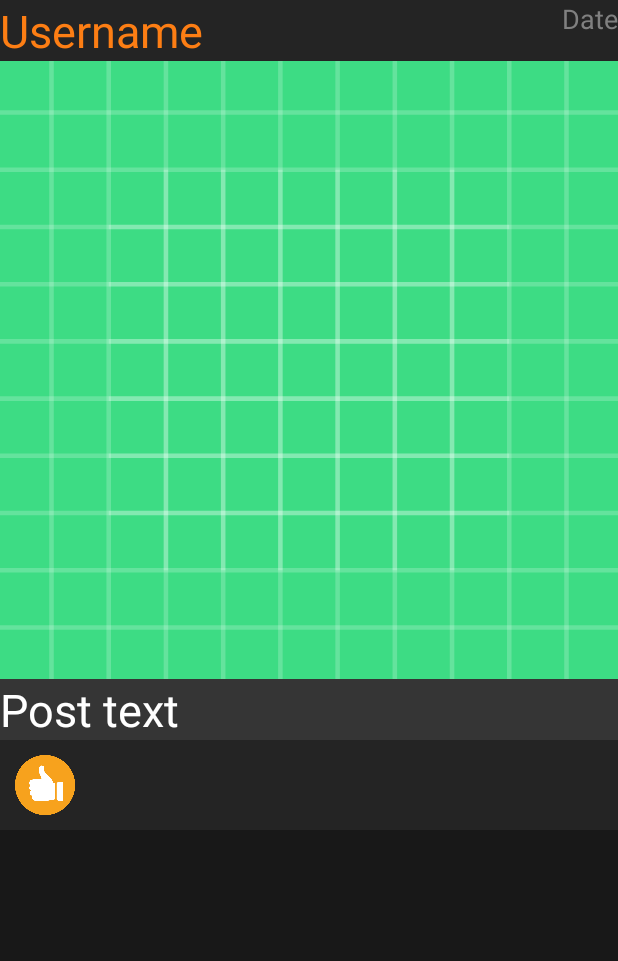
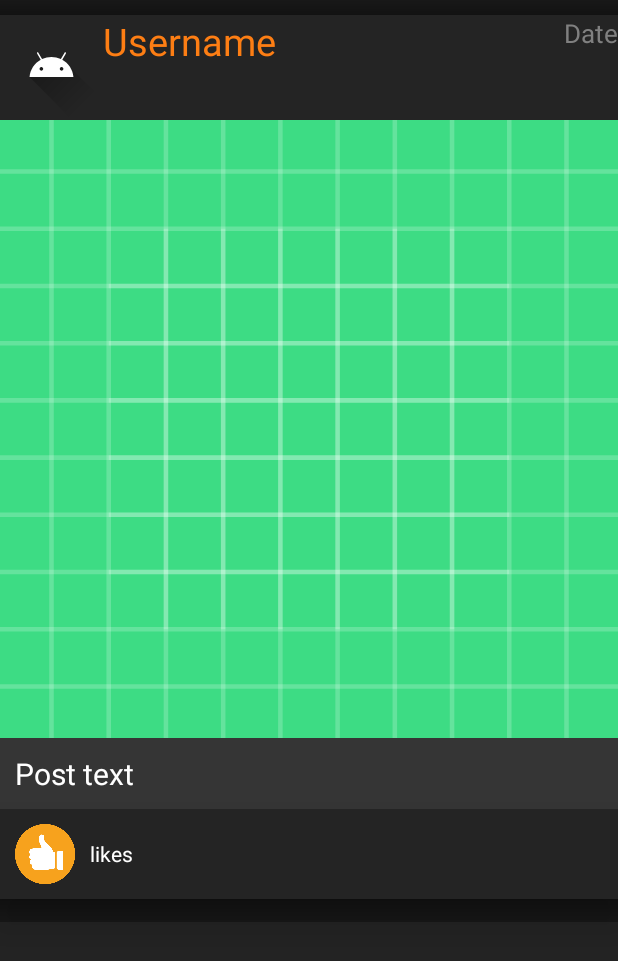
Before and after one commit to vojke98/IntereStationApp, an Android app: the layout customcell.xml on its own in the app's theme, with its tools: preview values and no code run, on a phone screen of 412 x 824 dp. Shown: the top 961 px of the screen. Run offline under Robolectric (Android 15) with nearby library versions, the phone set to English and light mode, and no system bars; network calls fail.

Commit message:
Worked on UI.
+ profile/post image support
+ like counter

Fixed problem with async responses.

```diff
--- /dev/null
+++ b/app/src/main/res/drawable/bottom_shadow_gradient.xml
@@ -0,0 +1,4 @@
+<?xml version="1.0" encoding="utf-8"?>
+<shape xmlns:android="http://schemas.android.com/apk/res/android">
+    <gradient android:startColor="@color/is_bg" android:endColor="@color/shadow" android:angle="90"/>
+</shape>
--- /dev/null
+++ b/app/src/main/res/drawable/top_shadow_gradient.xml
@@ -0,0 +1,4 @@
+<?xml version="1.0" encoding="utf-8"?>
+<shape xmlns:android="http://schemas.android.com/apk/res/android">
+    <gradient android:startColor="@color/shadow" android:endColor="@color/is_bg" android:angle="90"/>
+</shape>
--- a/app/src/main/res/layout/customcell.xml
+++ b/app/src/main/res/layout/customcell.xml
@@ -3,37 +3,51 @@
     xmlns:tools="http://schemas.android.com/tools"
     android:layout_width="match_parent"
     android:layout_height="match_parent"
-    android:background="@color/is_bg">
+    android:background="@color/is_post_bg">
+
+    <View
+        android:id="@+id/topShadow"
+        android:layout_width="match_parent"
+        android:layout_height="10dp"
+        android:background="@drawable/top_shadow_gradient" />
 
     <LinearLayout
         android:id="@+id/postHead"
         android:orientation="horizontal"
         android:layout_width="match_parent"
-        android:layout_height="wrap_content"
-        android:background="@color/is_post_bg">
+        android:layout_height="70dp"
+        android:background="@color/is_post_bg"
+        android:layout_below="@+id/topShadow">
+
+        <ImageView
+            android:id="@+id/profilePic"
+            android:layout_width="0dp"
+            android:layout_weight="1"
+            android:layout_height="match_parent"
+            android:src="@drawable/ic_launcher_foreground"/>
 
         <TextView
             android:id="@+id/owner_name_lbl"
             android:layout_width="0dp"
             android:layout_height="match_parent"
-            android:layout_weight="1"
+            android:layout_weight="2"
             android:text="Username"
             android:textColor="@color/is_link"
             android:background="@color/is_post_bg"
-            android:textSize="30sp"
+            android:textSize="25sp"
             android:maxLines="1"/>
 
         <TextView
             android:id="@+id/date_lbl"
             android:layout_width="0dp"
             android:layout_height="match_parent"
-            android:layout_weight="1"
+            android:layout_weight="3"
             android:background="@color/is_post_bg"
             android:gravity="end"
             android:maxLines="1"
             android:text="Date"
             android:textColor="@color/is_info"
-            android:textSize="18sp" />
+            android:textSize="17sp" />
     </LinearLayout>
 
     <ImageView
@@ -53,16 +67,19 @@
         android:layout_below="@id/post_imageview"
         android:text="Post text"
         android:textColor="@android:color/white"
-        android:textSize="30sp"
+        android:textSize="20sp"
+        android:padding="10dp"
         android:background="@color/is_txt_bg" />
 
     <LinearLayout
+        android:id="@+id/likeSection"
         android:orientation="horizontal"
         android:layout_width="match_parent"
         android:layout_height="wrap_content"
         android:background="@color/is_post_bg"
         android:layout_below="@id/post_text_lbl"
-        android:padding="10dp">
+        android:padding="10dp"
+        android:elevation="20dp">
 
         <ImageButton
             android:id="@+id/likeBtn"
@@ -74,6 +91,23 @@
             android:src="@drawable/like"
             android:scaleType="fitXY"
             android:background="@android:color/transparent" />
+
+        <TextView
+            android:id="@+id/likesCount"
+            android:layout_width="0dp"
+            android:layout_marginLeft="10dp"
+            android:layout_height="match_parent"
+            android:layout_weight="1"
+            android:textColor="@color/white"
+            android:gravity="center_vertical"
+            android:text="likes" />
+
     </LinearLayout>
 
+    <View
+        android:layout_width="match_parent"
+        android:layout_height="15dp"
+        android:layout_below="@+id/likeSection"
+        android:background="@drawable/bottom_shadow_gradient" />
+
 </RelativeLayout>
--- a/app/src/main/res/values/colors.xml
+++ b/app/src/main/res/values/colors.xml
@@ -13,4 +13,6 @@
     <color name="is_info">#808080</color>
     <color name="is_txt_bg">#353535</color>
     <color name="is_post_bg">#242424</color>
+    <color name="is_header">#0d0d0d</color>
+    <color name="shadow">#121212</color>
 </resources>
--- a/app/src/main/res/values/themes.xml
+++ b/app/src/main/res/values/themes.xml
@@ -1,6 +1,6 @@
 <resources xmlns:tools="http://schemas.android.com/tools">
     <!-- Base application theme. -->
-    <style name="Theme.InterestationApp" parent="Theme.MaterialComponents.DayNight.DarkActionBar">
+    <style name="Theme.InterestationApp" parent="Theme.MaterialComponents.DayNight.NoActionBar">
         <!-- Primary brand color. -->
         <item name="colorPrimary">@color/purple_500</item>
         <item name="colorPrimaryVariant">@color/purple_700</item>
```
Also changed, not shown: app/src/main/java/com/example/interestationapp/Like.java (added, +13 -0 lines), app/src/main/java/com/example/interestationapp/MainActivity.java (+66 -27 lines), app/src/main/java/com/example/interestationapp/Post.java (added, +29 -0 lines), app/src/main/java/com/example/interestationapp/PostAdapter.java (+31 -13 lines), app/src/main/java/com/example/interestationapp/Posts.java (deleted, +0 -80 lines), app/src/main/java/com/example/interestationapp/User.java (added, +18 -0 lines), app/src/main/java/com/example/interestationapp/Users.java (deleted, +0 -32 lines), app/src/main/res/layout/activity_main.xml (+21 -1 lines). Lines whose indentation alone changed are shown as unchanged.
